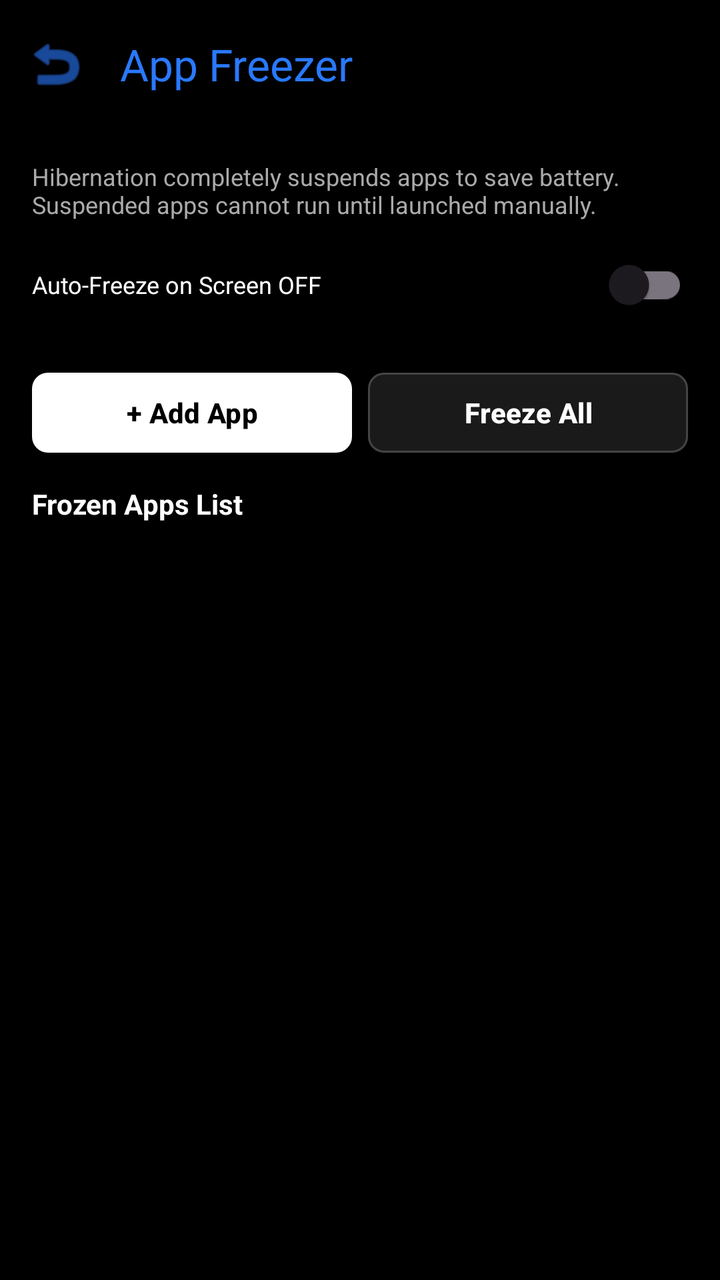
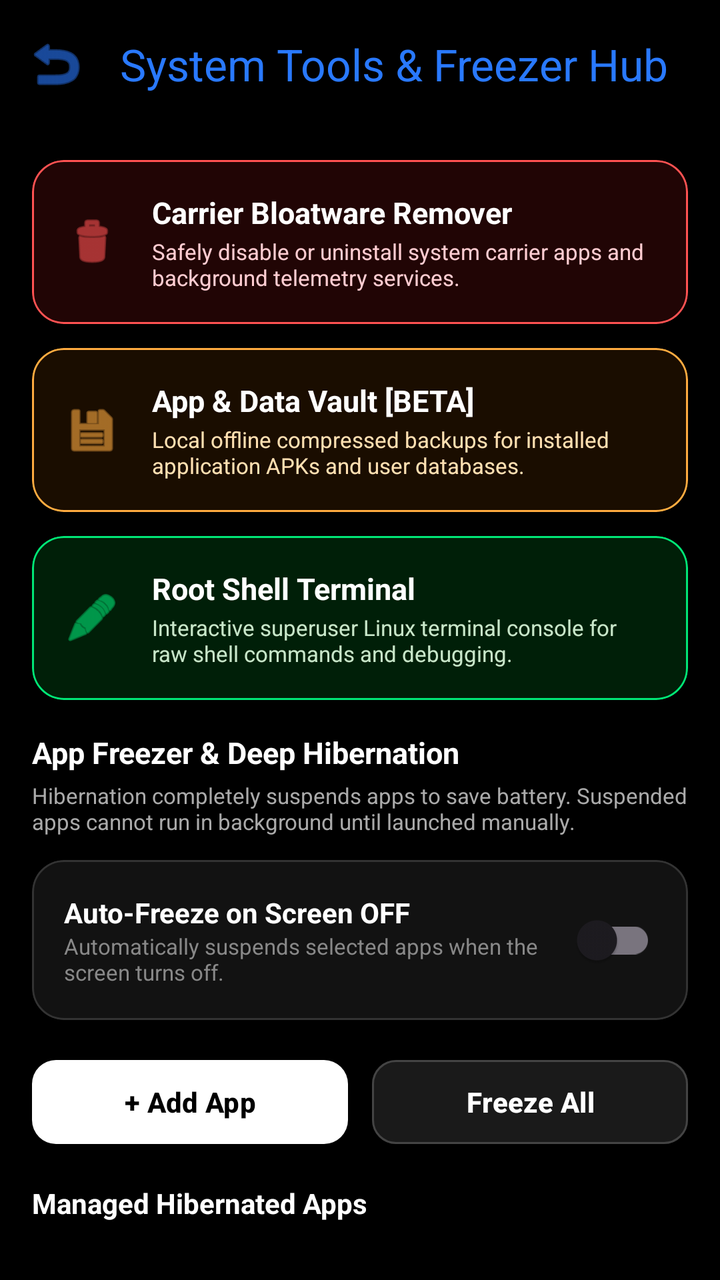

Two renders of the same Android screen: before a commit and after it. Below are the layout's source before the change and the commit's diff.
<!-- AndroidManifest.xml: activity theme Theme.PhoneControl -->
<!-- res/layout/activity_freezer.xml -->
<?xml version="1.0" encoding="utf-8"?>
<LinearLayout xmlns:android="http://schemas.android.com/apk/res/android"
    xmlns:app="http://schemas.android.com/apk/res-auto"
    android:layout_width="match_parent"
    android:layout_height="match_parent"
    android:orientation="vertical"
    android:background="@android:color/black"
    android:fitsSystemWindows="true">

    <com.google.android.material.appbar.MaterialToolbar
        android:id="@+id/toolbarFreezer"
        android:layout_width="match_parent"
        android:layout_height="?attr/actionBarSize"
        app:title="App Freezer"
        app:titleTextColor="@color/color_freezer"
        app:navigationIcon="@android:drawable/ic_menu_revert"
        app:navigationIconTint="@color/color_freezer" />

    
    <LinearLayout
        android:layout_width="match_parent"
        android:layout_height="wrap_content"
        android:orientation="vertical"
        android:padding="16dp"
        android:background="#000000">

        <TextView
            android:layout_width="match_parent"
            android:layout_height="wrap_content"
            android:text="Hibernation completely suspends apps to save battery. Suspended apps cannot run until launched manually."
            android:textColor="#AAAAAA"
            android:textSize="12sp" />

        <LinearLayout
            android:layout_width="match_parent"
            android:layout_height="wrap_content"
            android:orientation="horizontal"
            android:gravity="center_vertical"
            android:layout_marginTop="8dp"
            android:layout_marginBottom="16dp">
            <TextView
                android:layout_width="0dp"
                android:layout_weight="1"
                android:layout_height="wrap_content"
                android:text="Auto-Freeze on Screen OFF"
                android:textColor="#FFFFFF"
                android:textSize="12sp" />
            <com.google.android.material.switchmaterial.SwitchMaterial
                android:id="@+id/switchAutoFreeze"
                android:layout_width="wrap_content"
                android:layout_height="wrap_content" />
        </LinearLayout>

        <LinearLayout
            android:layout_width="match_parent"
            android:layout_height="wrap_content"
            android:orientation="horizontal">
            <com.google.android.material.button.MaterialButton
                android:id="@+id/btnAddNewFreeze"
                android:layout_width="0dp"
                android:layout_height="wrap_content"
                android:layout_weight="1"
                android:text="+ Add App"
                android:textColor="@android:color/black"
                android:textStyle="bold"
                app:backgroundTint="@android:color/white"
                app:cornerRadius="8dp" />
            <View android:layout_width="8dp" android:layout_height="0dp" />
            <com.google.android.material.button.MaterialButton
                android:id="@+id/btnFreezeAllNow"
                android:layout_width="0dp"
                android:layout_height="wrap_content"
                android:layout_weight="1"
                android:text="Freeze All"
                android:textColor="@android:color/white"
                android:textStyle="bold"
                app:backgroundTint="#1A1A1A"
                app:strokeWidth="1dp"
                app:strokeColor="#444444"
                app:cornerRadius="8dp" />
        </LinearLayout>

        <LinearLayout
            android:id="@+id/layoutEditActions"
            android:layout_width="match_parent"
            android:layout_height="wrap_content"
            android:orientation="horizontal"
            android:layout_marginTop="12dp"
            android:visibility="gone">

            <com.google.android.material.button.MaterialButton
                android:id="@+id/btnRemoveSelected"
                android:layout_width="0dp"
                android:layout_height="wrap_content"
                android:layout_weight="1"
                android:text="Remove Selected"
                android:textColor="@android:color/white"
                app:backgroundTint="@android:color/holo_red_dark"
                app:cornerRadius="8dp" />

            <com.google.android.material.button.MaterialButton
                android:id="@+id/btnCancelEdit"
                style="@style/Widget.Material3.Button.TextButton"
                android:layout_width="wrap_content"
                android:layout_height="wrap_content"
                android:layout_marginStart="8dp"
                android:text="Cancel"
                android:textColor="@android:color/white" />
        </LinearLayout>

        <TextView
            android:layout_width="match_parent"
            android:layout_height="wrap_content"
            android:layout_marginTop="12dp"
            android:text="Frozen Apps List"
            android:textColor="#FFFFFF"
            android:textSize="14sp"
            android:textStyle="bold" />
    </LinearLayout>

    <androidx.core.widget.NestedScrollView
        android:layout_width="match_parent"
        android:layout_height="match_parent">

        <LinearLayout
            android:id="@+id/layoutFrozenAppsList"
            android:layout_width="match_parent"
            android:layout_height="wrap_content"
            android:orientation="vertical"
            android:paddingHorizontal="16dp"
            android:paddingBottom="16dp" />
    </androidx.core.widget.NestedScrollView>
</LinearLayout>
<!-- resources referenced by this layout -->
<resources>
  <color name="color_freezer">#2979FF</color>
  <style name="Theme.PhoneControl" parent="Theme.Material3.DayNight.NoActionBar">
          
          <item name="colorPrimary">@color/purple_500</item>
          <item name="colorPrimaryVariant">@color/purple_700</item>
          <item name="colorOnPrimary">@color/white</item>
          
          <item name="colorSecondary">@color/teal_200</item>
          <item name="colorSecondaryVariant">@color/teal_700</item>
          <item name="colorOnSecondary">@color/black</item>
          
          <item name="android:statusBarColor">@android:color/black</item>
          <item name="android:windowLightStatusBar" tools:targetApi="m">false</item>
          
          
          
      </style>
  <color name="purple_500">#FF6200EE</color>
  <color name="purple_700">#FF3700B3</color>
  <color name="white">#FFFFFFFF</color>
  <color name="teal_200">#FF03DAC5</color>
  <color name="teal_700">#FF018786</color>
  <color name="black">#FF000000</color>
</resources>

<!-- the commit's change to res/layout/activity_freezer.xml (unified diff, before → after) -->
@@ -11,123 +11,306 @@
         android:id="@+id/toolbarFreezer"
         android:layout_width="match_parent"
         android:layout_height="?attr/actionBarSize"
-        app:title="App Freezer"
+        app:title="System Tools &amp; Freezer Hub"
         app:titleTextColor="@color/color_freezer"
         app:navigationIcon="@android:drawable/ic_menu_revert"
         app:navigationIconTint="@color/color_freezer" />
 
-    
-    <LinearLayout
+    <androidx.core.widget.NestedScrollView
         android:layout_width="match_parent"
-        android:layout_height="wrap_content"
-        android:orientation="vertical"
-        android:padding="16dp"
-        android:background="#000000">
-
-        <TextView
-            android:layout_width="match_parent"
-            android:layout_height="wrap_content"
-            android:text="Hibernation completely suspends apps to save battery. Suspended apps cannot run until launched manually."
-            android:textColor="#AAAAAA"
-            android:textSize="12sp" />
+        android:layout_height="match_parent">
 
         <LinearLayout
             android:layout_width="match_parent"
             android:layout_height="wrap_content"
-            android:orientation="horizontal"
-            android:gravity="center_vertical"
-            android:layout_marginTop="8dp"
-            android:layout_marginBottom="16dp">
-            <TextView
-                android:layout_width="0dp"
-                android:layout_weight="1"
+            android:orientation="vertical"
+            android:padding="16dp">
+
+            
+            <com.google.android.material.card.MaterialCardView
+                android:id="@+id/cardBloatware"
+                android:layout_width="match_parent"
                 android:layout_height="wrap_content"
-                android:text="Auto-Freeze on Screen OFF"
-                android:textColor="#FFFFFF"
-                android:textSize="12sp" />
-            <com.google.android.material.switchmaterial.SwitchMaterial
-                android:id="@+id/switchAutoFreeze"
-                android:layout_width="wrap_content"
-                android:layout_height="wrap_content" />
+                android:layout_marginBottom="12dp"
+                app:cardCornerRadius="16dp"
+                app:cardBackgroundColor="#210505"
+                app:strokeWidth="1dp"
+                app:strokeColor="#FF5252"
+                android:clickable="true"
+                android:focusable="true">
+                <LinearLayout
+                    android:layout_width="match_parent"
+                    android:layout_height="wrap_content"
+                    android:orientation="horizontal"
+                    android:padding="16dp"
+                    android:gravity="center_vertical">
+                    <ImageView
+                        android:layout_width="28dp"
+                        android:layout_height="28dp"
+                        android:src="@android:drawable/ic_menu_delete"
+                        app:tint="#FF5252" />
+                    <LinearLayout
+                        android:layout_width="0dp"
+                        android:layout_height="wrap_content"
+                        android:layout_weight="1"
+                        android:layout_marginStart="16dp"
+                        android:orientation="vertical">
+                        <TextView
+                            android:layout_width="wrap_content"
+                            android:layout_height="wrap_content"
+                            android:text="Carrier Bloatware Remover"
+                            android:textColor="@android:color/white"
+                            android:textStyle="bold"
+                            android:textSize="15sp" />
+                        <TextView
+                            android:layout_width="wrap_content"
+                            android:layout_height="wrap_content"
+                            android:layout_marginTop="2dp"
+                            android:text="Safely disable or uninstall system carrier apps and background telemetry services."
+                            android:textColor="#FFCDD2"
+                            android:textSize="11sp" />
+                    </LinearLayout>
+                </LinearLayout>
+            </com.google.android.material.card.MaterialCardView>
+
+            
+            <com.google.android.material.card.MaterialCardView
+                android:id="@+id/cardVault"
+                android:layout_width="match_parent"
+                android:layout_height="wrap_content"
+                android:layout_marginBottom="12dp"
+                app:cardCornerRadius="16dp"
+                app:cardBackgroundColor="#1A0D00"
+                app:strokeWidth="1dp"
+                app:strokeColor="#FFAB40"
+                android:clickable="true"
+                android:focusable="true">
+                <LinearLayout
+                    android:layout_width="match_parent"
+                    android:layout_height="wrap_content"
+                    android:orientation="horizontal"
+                    android:padding="16dp"
+                    android:gravity="center_vertical">
+                    <ImageView
+                        android:layout_width="28dp"
+                        android:layout_height="28dp"
+                        android:src="@android:drawable/ic_menu_save"
+                        app:tint="#FFAB40" />
+                    <LinearLayout
+                        android:layout_width="0dp"
+                        android:layout_height="wrap_content"
+                        android:layout_weight="1"
+                        android:layout_marginStart="16dp"
+                        android:orientation="vertical">
+                        <TextView
+                            android:layout_width="wrap_content"
+                            android:layout_height="wrap_content"
+                            android:text="App &amp; Data Vault [BETA]"
+                            android:textColor="@android:color/white"
+                            android:textStyle="bold"
+                            android:textSize="15sp" />
+                        <TextView
+                            android:layout_width="wrap_content"
+                            android:layout_height="wrap_content"
+                            android:layout_marginTop="2dp"
+                            android:text="Local offline compressed backups for installed application APKs and user databases."
+                            android:textColor="#FFE0B2"
+                            android:textSize="11sp" />
+                    </LinearLayout>
+                </LinearLayout>
+            </com.google.android.material.card.MaterialCardView>
+
+            
+            <com.google.android.material.card.MaterialCardView
+                android:id="@+id/cardTerminal"
+                android:layout_width="match_parent"
+                android:layout_height="wrap_content"
+                android:layout_marginBottom="16dp"
+                app:cardCornerRadius="16dp"
+                app:cardBackgroundColor="#001F08"
+                app:strokeWidth="1dp"
+                app:strokeColor="#00E676"
+                android:clickable="true"
+                android:focusable="true">
+                <LinearLayout
+                    android:layout_width="match_parent"
+                    android:layout_height="wrap_content"
+                    android:orientation="horizontal"
+                    android:padding="16dp"
+                    android:gravity="center_vertical">
+                    <ImageView
+                        android:layout_width="28dp"
+                        android:layout_height="28dp"
+                        android:src="@android:drawable/ic_menu_edit"
+                        app:tint="#00E676" />
+                    <LinearLayout
+                        android:layout_width="0dp"
+                        android:layout_height="wrap_content"
+                        android:layout_weight="1"
+                        android:layout_marginStart="16dp"
+                        android:orientation="vertical">
+                        <TextView
+                            android:layout_width="wrap_content"
+                            android:layout_height="wrap_content"
+                            android:text="Root Shell Terminal"
+                            android:textColor="@android:color/white"
+                            android:textStyle="bold"
+                            android:textSize="15sp" />
+                        <TextView
+                            android:layout_width="wrap_content"
+                            android:layout_height="wrap_content"
+                            android:layout_marginTop="2dp"
+                            android:text="Interactive superuser Linux terminal console for raw shell commands and debugging."
+                            android:textColor="#C8E6C9"
+                            android:textSize="11sp" />
+                    </LinearLayout>
+                </LinearLayout>
+            </com.google.android.material.card.MaterialCardView>
+
+            
+            <LinearLayout
+                android:id="@+id/layoutFreezerSection"
+                android:layout_width="match_parent"
+                android:layout_height="wrap_content"
+                android:orientation="vertical">
+
+                <TextView
+                    android:layout_width="match_parent"
+                    android:layout_height="wrap_content"
+                    android:text="App Freezer &amp; Deep Hibernation"
+                    android:textColor="#FFFFFF"
+                    android:textSize="15sp"
+                    android:textStyle="bold"
+                    android:layout_marginBottom="4dp" />
+
+                <TextView
+                    android:layout_width="match_parent"
+                    android:layout_height="wrap_content"
+                    android:text="Hibernation completely suspends apps to save battery. Suspended apps cannot run in background until launched manually."
+                    android:textColor="#AAAAAA"
+                    android:textSize="11sp"
+                    android:layout_marginBottom="12dp" />
+
+                <com.google.android.material.card.MaterialCardView
+                    android:layout_width="match_parent"
+                    android:layout_height="wrap_content"
+                    android:layout_marginBottom="16dp"
+                    app:cardCornerRadius="16dp"
+                    app:cardBackgroundColor="#121212"
+                    app:strokeWidth="1dp"
+                    app:strokeColor="#333333">
+                    <LinearLayout
+                        android:layout_width="match_parent"
+                        android:layout_height="wrap_content"
+                        android:orientation="vertical"
+                        android:padding="16dp">
+                        <LinearLayout
+                            android:layout_width="match_parent"
+                            android:layout_height="wrap_content"
+                            android:orientation="horizontal"
+                            android:gravity="center_vertical">
+                            <LinearLayout
+                                android:layout_width="0dp"
+                                android:layout_height="wrap_content"
+                                android:layout_weight="1"
+                                android:orientation="vertical">
+                                <TextView
+                                    android:layout_width="wrap_content"
+                                    android:layout_height="wrap_content"
+                                    android:text="Auto-Freeze on Screen OFF"
+                                    android:textColor="#FFFFFF"
+                                    android:textStyle="bold"
+                                    android:textSize="14sp" />
+                                <TextView
+                                    android:layout_width="wrap_content"
+                                    android:layout_height="wrap_content"
+                                    android:text="Automatically suspends selected apps when the screen turns off."
+                                    android:textColor="#888888"
+                                    android:textSize="11sp" />
+                            </LinearLayout>
+                            <com.google.android.material.switchmaterial.SwitchMaterial
+                                android:id="@+id/switchAutoFreeze"
+                                android:layout_width="wrap_content"
+                                android:layout_height="wrap_content" />
+                        </LinearLayout>
+                    </LinearLayout>
+                </com.google.android.material.card.MaterialCardView>
+
+                <LinearLayout
+                    android:layout_width="match_parent"
+                    android:layout_height="wrap_content"
+                    android:orientation="horizontal"
+                    android:layout_marginBottom="16dp">
+                    <com.google.android.material.button.MaterialButton
+                        android:id="@+id/btnAddNewFreeze"
+                        android:layout_width="0dp"
+                        android:layout_height="50dp"
+                        android:layout_weight="1"
+                        android:text="+ Add App"
+                        android:textColor="@android:color/black"
+                        android:textStyle="bold"
+                        app:backgroundTint="@android:color/white"
+                        app:cornerRadius="12dp" />
+                    <View android:layout_width="12dp" android:layout_height="0dp" />
+                    <com.google.android.material.button.MaterialButton
+                        android:id="@+id/btnFreezeAllNow"
+                        android:layout_width="0dp"
+                        android:layout_height="50dp"
+                        android:layout_weight="1"
+                        android:text="Freeze All"
+                        android:textColor="@android:color/white"
+                        android:textStyle="bold"
+                        app:backgroundTint="#1A1A1A"
+                        app:strokeWidth="1dp"
+                        app:strokeColor="#444444"
+                        app:cornerRadius="12dp" />
+                </LinearLayout>
+
+                <LinearLayout
+                    android:id="@+id/layoutEditActions"
+                    android:layout_width="match_parent"
+                    android:layout_height="wrap_content"
+                    android:orientation="horizontal"
+                    android:layout_marginBottom="12dp"
+                    android:visibility="gone">
+
+                    <com.google.android.material.button.MaterialButton
+                        android:id="@+id/btnRemoveSelected"
+                        android:layout_width="0dp"
+                        android:layout_height="wrap_content"
+                        android:layout_weight="1"
+                        android:text="Remove Selected"
+                        android:textColor="@android:color/white"
+                        app:backgroundTint="@android:color/holo_red_dark"
+                        app:cornerRadius="8dp" />
+
+                    <com.google.android.material.button.MaterialButton
+                        android:id="@+id/btnCancelEdit"
+                        style="@style/Widget.Material3.Button.TextButton"
+                        android:layout_width="wrap_content"
+                        android:layout_height="wrap_content"
+                        android:layout_marginStart="8dp"
+                        android:text="Cancel"
+                        android:textColor="@android:color/white" />
+                </LinearLayout>
+
+                <TextView
+                    android:layout_width="match_parent"
+                    android:layout_height="wrap_content"
+                    android:text="Managed Hibernated Apps"
+                    android:textColor="#FFFFFF"
+                    android:textSize="14sp"
+                    android:textStyle="bold"
+                    android:layout_marginBottom="8dp" />
+
+                <LinearLayout
+                    android:id="@+id/layoutFrozenAppsList"
+                    android:layout_width="match_parent"
+                    android:layout_height="wrap_content"
+                    android:orientation="vertical" />
+
+            </LinearLayout>
+
         </LinearLayout>
-
-        <LinearLayout
-            android:layout_width="match_parent"
-            android:layout_height="wrap_content"
-            android:orientation="horizontal">
-            <com.google.android.material.button.MaterialButton
-                android:id="@+id/btnAddNewFreeze"
-                android:layout_width="0dp"
-                android:layout_height="wrap_content"
-                android:layout_weight="1"
-                android:text="+ Add App"
-                android:textColor="@android:color/black"
-                android:textStyle="bold"
-                app:backgroundTint="@android:color/white"
-                app:cornerRadius="8dp" />
-            <View android:layout_width="8dp" android:layout_height="0dp" />
-            <com.google.android.material.button.MaterialButton
-                android:id="@+id/btnFreezeAllNow"
-                android:layout_width="0dp"
-                android:layout_height="wrap_content"
-                android:layout_weight="1"
-                android:text="Freeze All"
-                android:textColor="@android:color/white"
-                android:textStyle="bold"
-                app:backgroundTint="#1A1A1A"
-                app:strokeWidth="1dp"
-                app:strokeColor="#444444"
-                app:cornerRadius="8dp" />
-        </LinearLayout>
-
-        <LinearLayout
-            android:id="@+id/layoutEditActions"
-            android:layout_width="match_parent"
-            android:layout_height="wrap_content"
-            android:orientation="horizontal"
-            android:layout_marginTop="12dp"
-            android:visibility="gone">
-
-            <com.google.android.material.button.MaterialButton
-                android:id="@+id/btnRemoveSelected"
-                android:layout_width="0dp"
-                android:layout_height="wrap_content"
-                android:layout_weight="1"
-                android:text="Remove Selected"
-                android:textColor="@android:color/white"
-                app:backgroundTint="@android:color/holo_red_dark"
-                app:cornerRadius="8dp" />
-
-            <com.google.android.material.button.MaterialButton
-                android:id="@+id/btnCancelEdit"
-                style="@style/Widget.Material3.Button.TextButton"
-                android:layout_width="wrap_content"
-                android:layout_height="wrap_content"
-                android:layout_marginStart="8dp"
-                android:text="Cancel"
-                android:textColor="@android:color/white" />
-        </LinearLayout>
-
-        <TextView
-            android:layout_width="match_parent"
-            android:layout_height="wrap_content"
-            android:layout_marginTop="12dp"
-            android:text="Frozen Apps List"
-            android:textColor="#FFFFFF"
-            android:textSize="14sp"
-            android:textStyle="bold" />
-    </LinearLayout>
-
-    <androidx.core.widget.NestedScrollView
-        android:layout_width="match_parent"
-        android:layout_height="match_parent">
-
-        <LinearLayout
-            android:id="@+id/layoutFrozenAppsList"
-            android:layout_width="match_parent"
-            android:layout_height="wrap_content"
-            android:orientation="vertical"
-            android:paddingHorizontal="16dp"
-            android:paddingBottom="16dp" />
     </androidx.core.widget.NestedScrollView>
 </LinearLayout>
